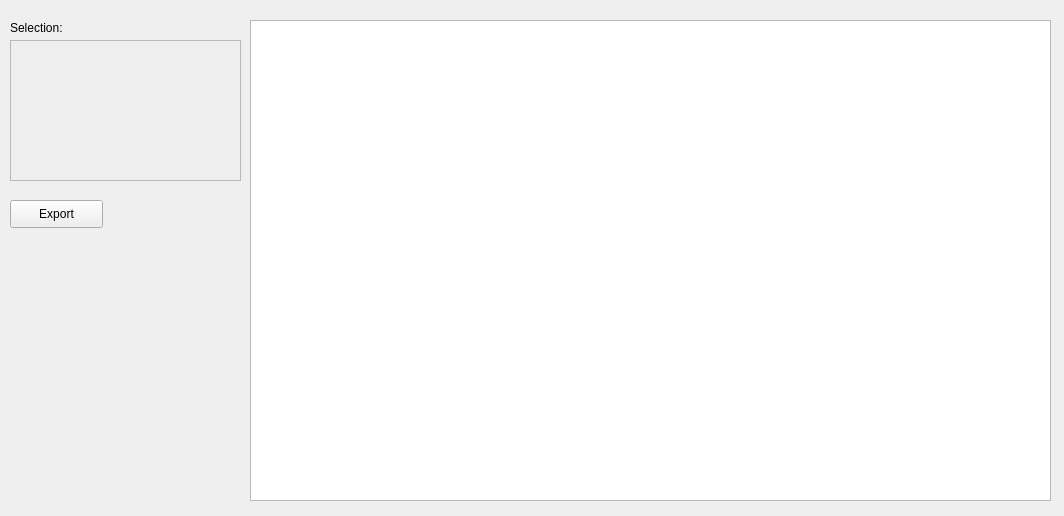
Before: the Qt Designer form show.ui in Bgolearn/BgoFace, drawn with Qt 5.
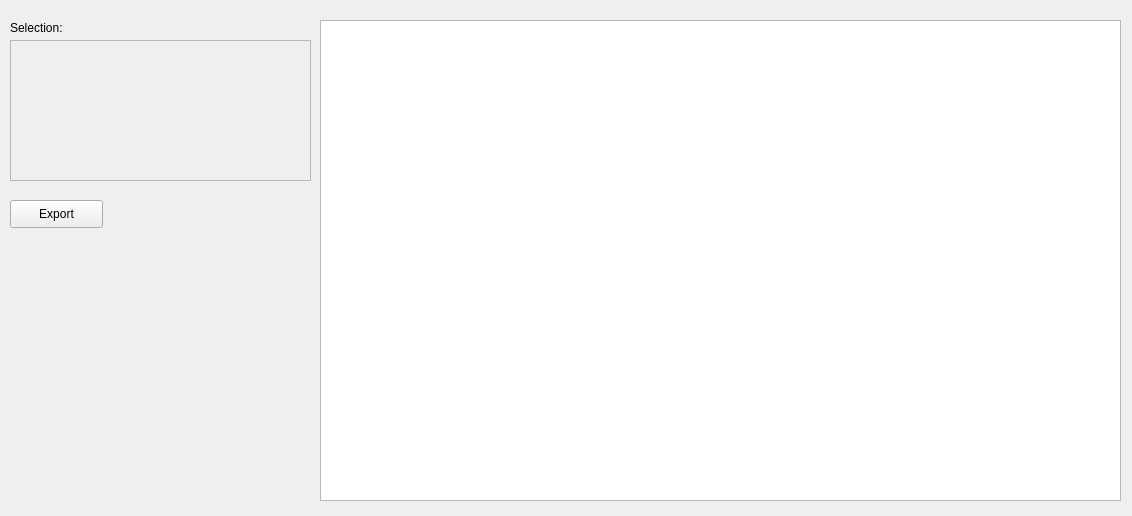
After: the same form once the commit is applied.

Diff of the .ui file:
```diff
--- a/show.ui
+++ b/show.ui
@@ -6,7 +6,7 @@
    <rect>
     <x>0</x>
     <y>0</y>
-    <width>1064</width>
+    <width>1132</width>
     <height>516</height>
    </rect>
   </property>
@@ -19,7 +19,7 @@
      <rect>
       <x>10</x>
       <y>20</y>
-      <width>231</width>
+      <width>301</width>
       <height>161</height>
      </rect>
     </property>
@@ -41,7 +41,7 @@
       <rect>
        <x>0</x>
        <y>20</y>
-       <width>231</width>
+       <width>301</width>
        <height>141</height>
       </rect>
      </property>
@@ -53,7 +53,7 @@
        <rect>
         <x>0</x>
         <y>0</y>
-        <width>229</width>
+        <width>299</width>
         <height>139</height>
        </rect>
       </property>
@@ -63,7 +63,7 @@
    <widget class="QGraphicsView" name="trainingSampleGraphicsView">
     <property name="geometry">
      <rect>
-      <x>250</x>
+      <x>320</x>
       <y>20</y>
       <width>801</width>
       <height>481</height>
```
